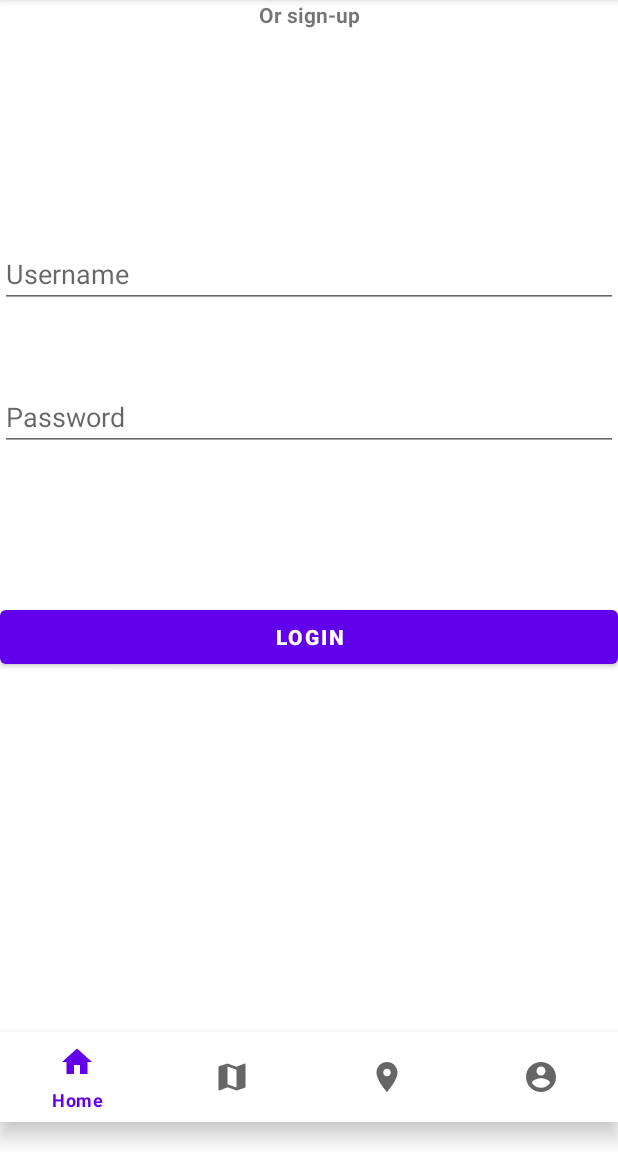
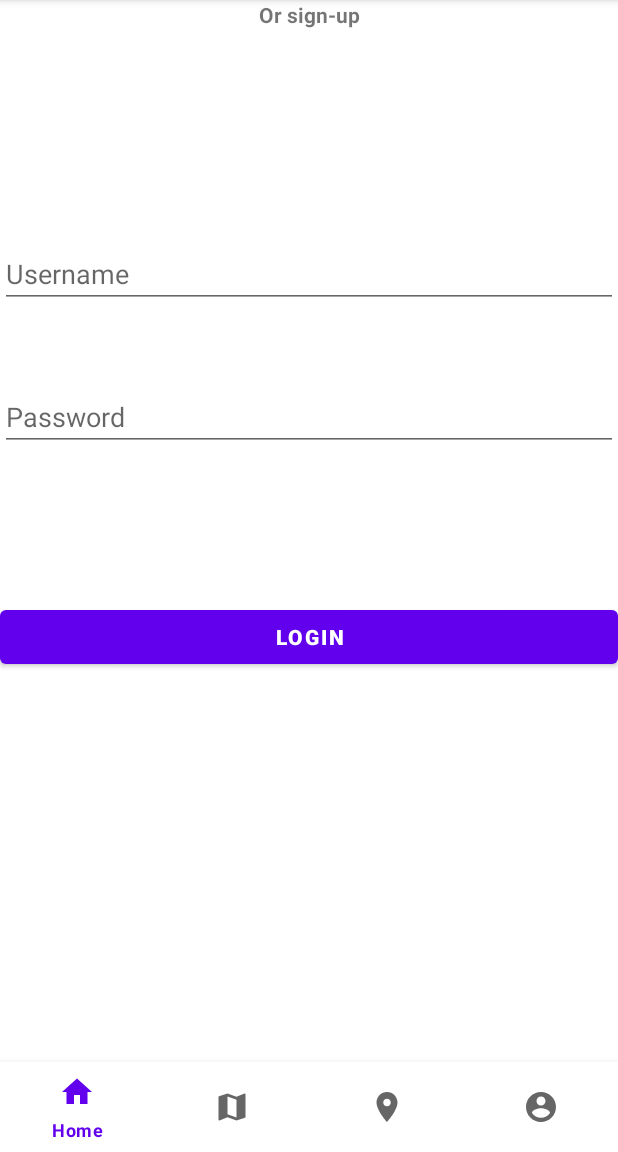
Before and after one commit to cybjorge/ByePrivacy, an Android app: the screen it shows after launch (MainActivity), on a phone screen of 412 x 824 dp, the part 84-1236 px from its top. Run offline under Robolectric (Android 15) with nearby library versions, the light colour scheme and no system bars; our stand-ins replace Room's generated code, data binding; 2 statements that could not run were skipped.

Commit message:
bottom navigation bar style change

```diff
--- a/app/src/main/res/layout/activity_main.xml
+++ b/app/src/main/res/layout/activity_main.xml
@@ -19,7 +19,7 @@
         android:layout_width="match_parent"
         android:layout_height="60dp"
         android:layout_alignParentBottom="true"
-        android:layout_marginBottom="20dp"
+        android:layout_marginBottom="0dp"
         app:layout_constraintBottom_toBottomOf="parent"
         app:layout_constraintEnd_toEndOf="parent"
         app:layout_constraintHorizontal_bias="0.5"
```
